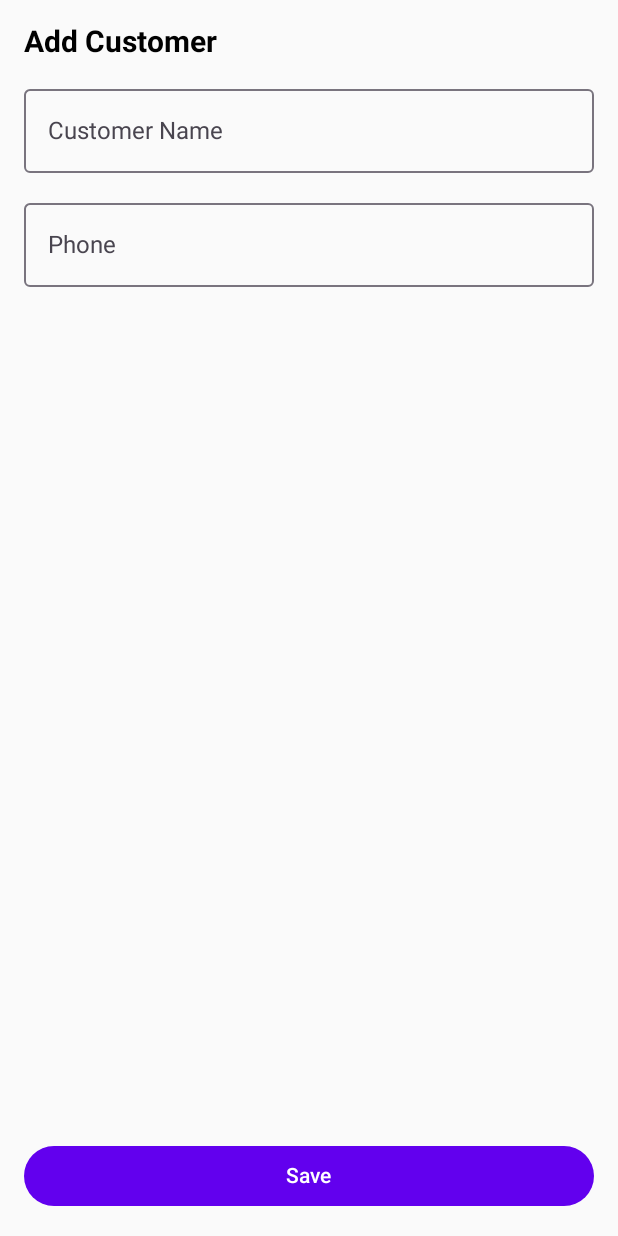
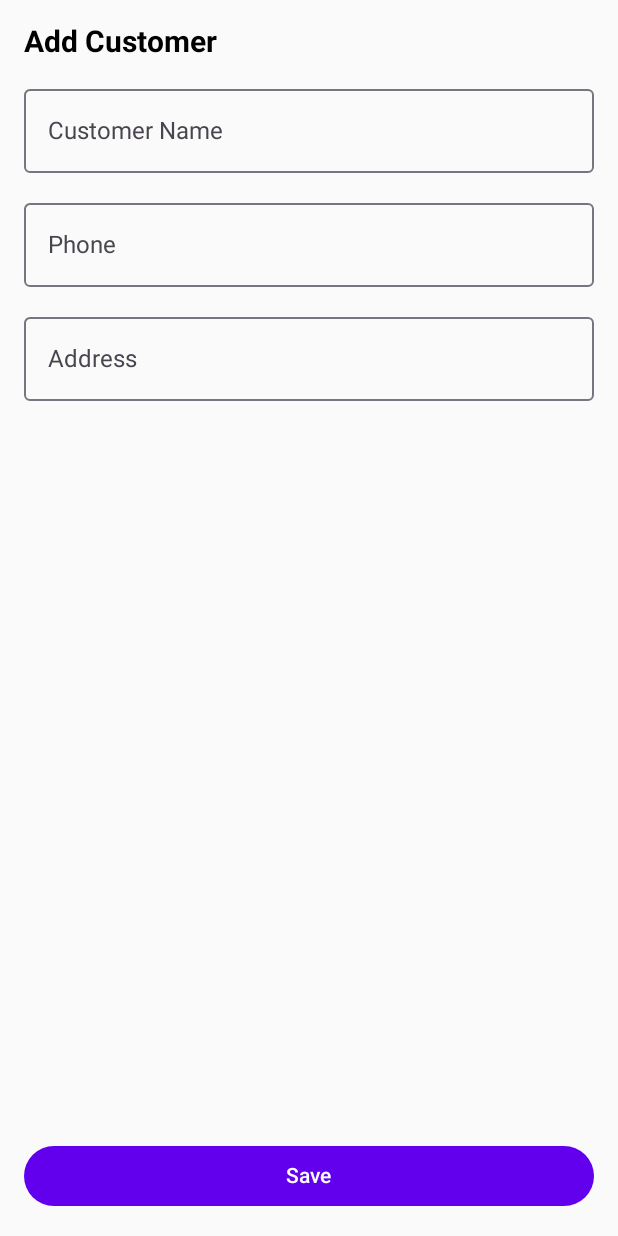
Before and after one commit to bhkrayem/ChInv, an Android app built with Jetpack Compose: the AddCustomerScreen screen opened through its navigation route, on a phone screen of 412 x 824 dp. Run offline under Robolectric (Android 15) with nearby library versions, the phone set to English and light mode, and no system bars; our stand-ins replace Room's generated code.

```diff
--- a/app/src/main/java/com/bahaa/chinv/AddCustomerScreen.kt
+++ b/app/src/main/java/com/bahaa/chinv/AddCustomerScreen.kt
@@ -29,12 +29,14 @@ fun AddCustomerScreen(
     navController: NavHostController,
     customerId: Int = 0,
     existingName: String = "",
-    existingPhone: String = ""
+    existingPhone: String = "",
+    existingAddress: String = ""
 ) {
     val viewModel: CustomerViewModel = viewModel()
 
     var name by remember { mutableStateOf(existingName) }
     var phone by remember { mutableStateOf(existingPhone) }
+    var address by remember { mutableStateOf("") }
 
     Column(
         modifier = Modifier
@@ -59,6 +61,13 @@ fun AddCustomerScreen(
             keyboardOptions = KeyboardOptions(keyboardType = KeyboardType.Phone)
         )
 
+        OutlinedTextField(
+            value = address,
+            onValueChange = { address = it },
+            label = { Text("Address") },
+            modifier = Modifier.fillMaxWidth()
+        )
+
         Spacer(modifier = Modifier.weight(1f))
 
         Button(
@@ -67,7 +76,9 @@ fun AddCustomerScreen(
                     val customer = Customer(
                         id = customerId,
                         name = name,
-                        phone = phone
+                        phone = phone,
+                        address = address
+
                     )
                     viewModel.insert(customer)
                     navController.popBackStack()
--- a/app/src/main/java/com/bahaa/chinv/NavGraph.kt
+++ b/app/src/main/java/com/bahaa/chinv/NavGraph.kt
@@ -44,12 +44,14 @@ fun AppNavGraph(
             val id = backStackEntry.arguments?.getString("id")?.toInt() ?: 0
             val name = backStackEntry.arguments?.getString("name") ?: ""
             val phone = backStackEntry.arguments?.getString("phone") ?: ""
+            val address = backStackEntry.arguments?.getString("address") ?: ""
 
             AddCustomerScreen(
                 navController = navController,
                 customerId = id,
                 existingName = name,
-                existingPhone = phone
+                existingPhone = phone,
+                existingAddress = address
             )
         }
 
--- a/app/src/main/java/com/bahaa/chinv/data/Customer.kt
+++ b/app/src/main/java/com/bahaa/chinv/data/Customer.kt
@@ -7,5 +7,6 @@ import androidx.room.PrimaryKey
 data class Customer(
     @PrimaryKey(autoGenerate = true) val id: Int = 0,
     val name: String,
-    val phone: String
+    val phone: String,
+    val address: String
 )
```
Also changed, not shown: app/src/main/java/com/bahaa/chinv/CustomersScreen.kt (+21 -4 lines).
